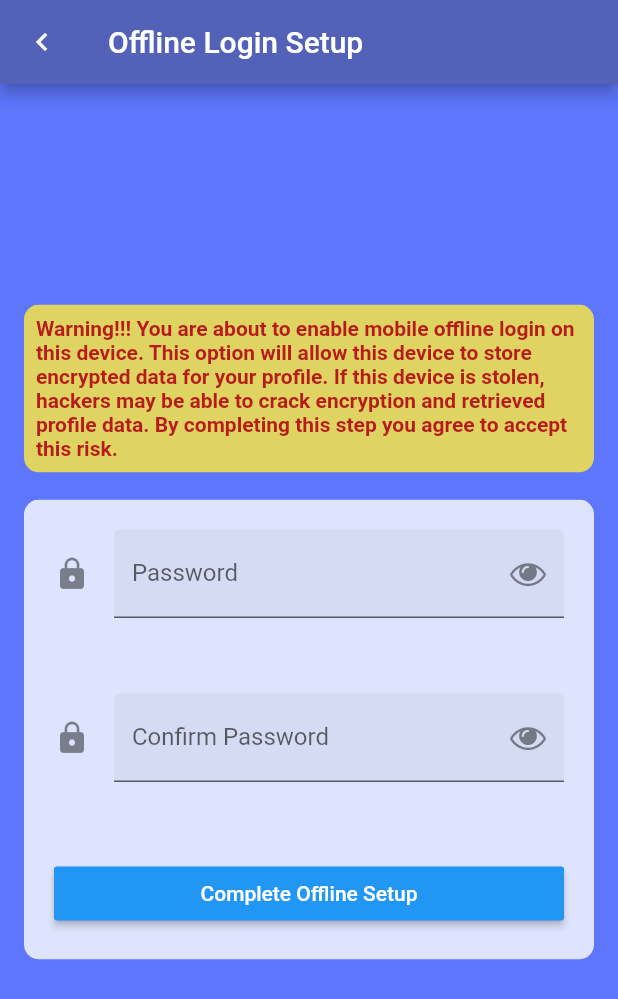
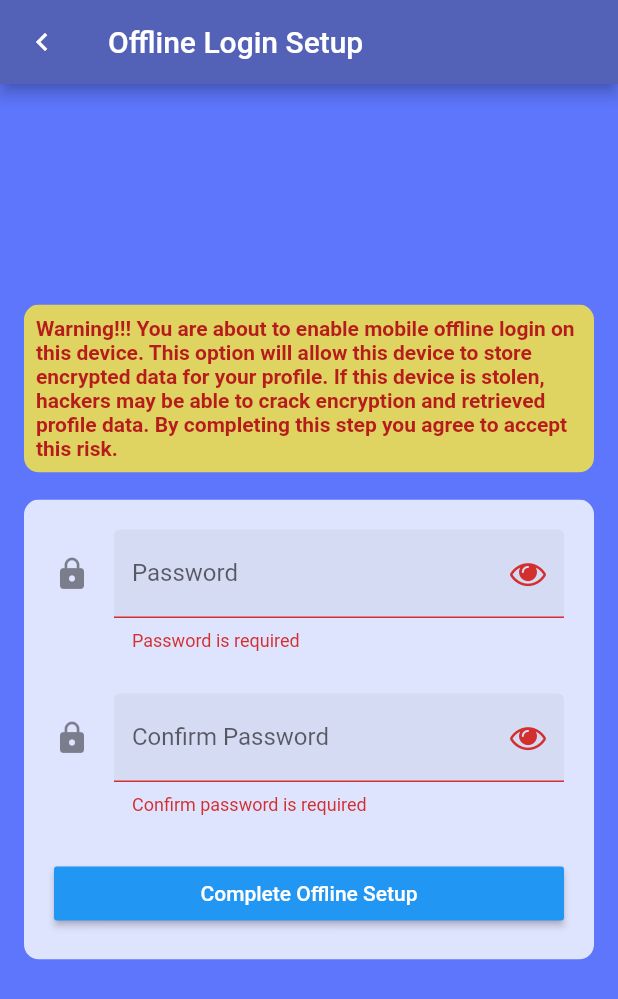
Before and after one commit to jesseframework/j3, a Flutter app: the OfflineLoginPage screen opened directly with empty values, after a tap on "Complete Offline Setup", on a phone screen of 412 x 824 dp. Shown: the top 999 px of the screen. Run offline on Flutter 3.47's test engine with Material 2 defaults, Android fonts, the phone set to English and light mode, and no system bars; our stand-ins replace bloc, bot_toast, chopper, connectivity, convert, easy_localization and 9 more; missing offline and left inert: dart:ffi, encrypt; accounts and stored records are empty; generated files the repository leaves out were written again.

Commit message:
More fixed

```diff
--- a/lang/en.json
+++ b/lang/en.json
@@ -40,6 +40,9 @@
   "device_status_label_about": "Device Status",
   "home_prefrence_icon_label": "Preference",
   "title_offline_login": "Offline Login Setup",
+  "offline_password_error_message": "Password is required",
+  "offline_password_Confirm_error_message": "Confirm password is required",
+  "offline_password_Not_Match_error_message": "Password not macth",
   "offline_login_message": "Warning!!! You are about to enable mobile offline login on this device. This option will allow this device to store encrypted data for your profile. If this device is stolen, hackers may be able to crack encryption and retrieved profile data. By completing this step you agree to accept this risk."
 
 }
--- a/lang/es.json
+++ b/lang/es.json
@@ -39,5 +39,8 @@
   "device_status_label_about": "version del producto",
   "home_prefrence_icon_label": "Preferencia",
   "title_offline_login": "Configuración de inicio de sesión sin conexión",
+  "offline_password_error_message": "se requiere contraseña",
+  "offline_password_Confirm_error_message": "Confirme que se requiere contraseña",
+  "offline_password_Not_Match_error_message": "La contraseña no coincide",
   "offline_login_message": "¡¡¡Advertencia!!! Está a punto de habilitar el inicio de sesión móvil sin conexión en este dispositivo. Esta opción permitirá que este dispositivo almacene datos cifrados para su perfil. Si se roba este dispositivo, los piratas informáticos pueden descifrar el cifrado y recuperar los datos del perfil. Al completar este paso, acepta aceptar este riesgo."
 }
--- a/lib/src/resources/api_clients/api_client.dart
+++ b/lib/src/resources/api_clients/api_client.dart
@@ -1,7 +1,7 @@
 import 'package:chopper/chopper.dart';
+import 'package:j3enterprise/src/resources/services/check_internet_connection.dart';
 import 'package:j3enterprise/src/resources/services/rest_api_service.dart';
 import 'package:shared_preferences/shared_preferences.dart';
-import 'package:j3enterprise/src/ui/communication/bloc/communication_bloc.dart';
 
 class ApiClient {
   final String apiConnection = 'API';
@@ -18,6 +18,7 @@ class ApiClient {
           RestApiService.create()
         ],
         interceptors: [
+          MobileDataInterceptor(),
           HeadersInterceptor({
             'content-type': 'application/json',
             'Accept': 'application/json'
--- a/lib/src/ui/communication/widget/communication_tab_api_widget.dart
+++ b/lib/src/ui/communication/widget/communication_tab_api_widget.dart
@@ -37,6 +37,7 @@ class _CommunicationTabTwoWidgetState extends State<CommunicationTabTwoWidget> {
 
   //API comeunication Setting
   Future<void> submitAPITab(CommunicationBloc bloc) async {
+    formKey.currentState.validate();
     var formData = CommunicationCompanion(
       serverUrl: moor.Value(_apiserverurlController.value.text),
       userName: moor.Value(_apiusernameController.value.text),
--- a/lib/src/ui/login_offline/offline_login_form.dart
+++ b/lib/src/ui/login_offline/offline_login_form.dart
@@ -20,17 +20,22 @@ class _OfflineLoginFormState extends State<OfflineLoginForm> {
   bool isSwitched = false;
   Map<String, String> mappref = Map();
   UserRepository userRepository = new UserRepository();
+  bool showPassword = true;
 
-  //final _usernameController = TextEditingController();
-  final _passwordController = TextEditingController();
+  //ToDo Iplment global passowrd box and setup from validation
+
+  TextEditingController _passwordController = TextEditingController();
+  TextEditingController _passwordConfimController = TextEditingController();
 
   @override
   Widget build(BuildContext context) {
     _onLoginButtonPressed() async {
+      formKey.currentState.validate();
+
       mappref = await userRepository.getPrefrenceData();
       BlocProvider.of<AuthenticationBloc>(context).add(
         OfflineLoginButtonPressed(
-            userId: int.tryParse(mappref['id']),
+            userId: int.tryParse(mappref['userId']),
             password: _passwordController.text,
             tenant: int.tryParse(mappref['tenantid'])),
       );
@@ -99,69 +104,76 @@ class _OfflineLoginFormState extends State<OfflineLoginForm> {
                                 Expanded(
                                   //Fit and size widgets widgets according to container size
                                   child: TextFormField(
+                                    validator: (val) {
+                                      if (val.isEmpty) {
+                                        return AppLocalization.of(context)
+                                                .translate(
+                                                    'offline_password_error_message') ??
+                                            'Password';
+                                      }
+                                      return null;
+                                    },
                                     controller: _passwordController,
                                     decoration: InputDecoration(
                                       filled: true,
                                       icon: Icon(Icons.lock),
                                       suffixIcon: IconButton(
-                                        icon: !pass
+                                        icon: !showPassword
                                             ? Icon(CustomIcons.eye_off)
                                             : Icon(CustomIcons.eye),
-                                        onPressed: () {},
+                                        onPressed: () {
+                                          setState(() {
+                                            showPassword = !showPassword;
+                                          });
+                                        },
                                       ),
                                       labelText: AppLocalization.of(context)
                                               .translate('password_label') ??
                                           'Password',
                                     ),
-                                    obscureText: pass, // Hide password
+                                    obscureText: showPassword, // Hide password
                                   ),
                                 ),
                                 Expanded(
                                   //Fit and size widgets widgets according to container size
                                   child: TextFormField(
-                                    controller: _passwordController,
+                                    validator: (val) {
+                                      if (val.isEmpty) {
+                                        return AppLocalization.of(context)
+                                                .translate(
+                                                    'offline_password_Confirm_error_message') ??
+                                            'Password';
+                                      }
+                                      if (val != _passwordController.text) {
+                                        return AppLocalization.of(context)
+                                                .translate(
+                                                    'offline_password_Not_Match_error_message') ??
+                                            'Password';
+                                      }
+                                      return null;
+                                    },
+                                    controller: _passwordConfimController,
                                     decoration: InputDecoration(
                                       filled: true,
                                       icon: Icon(Icons.lock),
                                       suffixIcon: IconButton(
-                                        icon: !pass
+                                        icon: !showPassword
                                             ? Icon(CustomIcons.eye_off)
                                             : Icon(CustomIcons.eye),
-                                        onPressed: () {},
+                                        onPressed: () {
+                                          setState(() {
+                                            showPassword = !showPassword;
+                                          });
+                                        },
                                       ),
                                       labelText: AppLocalization.of(context)
                                               .translate(
                                                   'confirm_password_label') ??
                                           'Confirm Password',
                                     ),
-                                    obscureText: pass, // Hide password
+                                    obscureText: showPassword, // Hide password
                                   ),
                                 ),
-                                // Expanded(
-                                //   child: DropdownButtonFormField<String>(
-                                //     // hint: Text(AppLocalization.of(context).translate('tenant_default_text')),
-                                //     decoration: InputDecoration(
-                                //       filled: true,
-                                //       icon: Icon(Icons.home),
-                                //       alignLabelWithHint: false,
-                                //       labelText: AppLocalization.of(context)
-                                //               .translate('tenant_label') ??
-                                //           'Tenant',
-                                //     ),
-                                //     value: selected,
-                                //     items: ["Host", "Admin", "Guest"]
-                                //         .map((label) => DropdownMenuItem<String>(
-                                //               child: Text(label),
-                                //               value: label,
-                                //             ))
-                                //         .toList(),
-                                //     onChanged: (value) {
-                                //       setState(() {
-                                //         selected = value;
-                                //       });
-                                //     },
-                                //   ),
-                                // ),
                                 ButtonTheme(
                                   minWidth: double.infinity,
                                   child: RaisedButton(
--- a/pubspec.yaml
+++ b/pubspec.yaml
@@ -47,6 +47,7 @@ dependencies:
   overlay_support: ^1.0.3
   bot_toast: ^3.0.0
   encrypt: ^4.0.2
+  connectivity: ^0.4.8+6
 
 
 dev_dependencies:
```
Also changed, not shown: lib/src/resources/services/check_internet_connection.dart (added, +31 -0 lines), lib/src/resources/shared/widgets/password_field.dart (+18 -5 lines), pubspec.lock, 4 other files.
